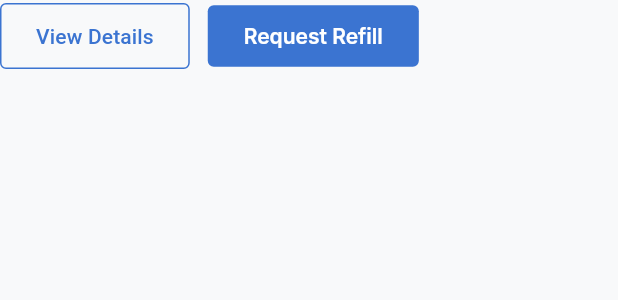
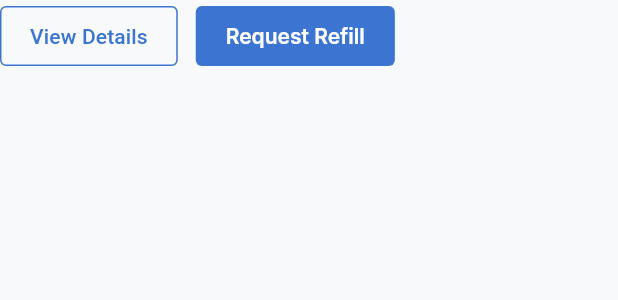
Before and after one commit to AreefShaik11/Mindoula-patient-portal, a Flutter app: the _ActionSection widget shown alone on an empty page, opened directly, on a phone screen of 412 x 824 dp. Shown: the top 300 px of the screen. Run offline on Flutter 3.47's test engine with Material 3 defaults, Android fonts, the phone set to English and light mode, and no system bars; our stand-ins replace flutter_riverpod, freezed_annotation, go_router, google_fonts, riverpod_annotation; generated files the repository leaves out were written again.

Commit message:
updated code

```diff
--- a/lib/modules/prescription/view/prescription_screen.dart
+++ b/lib/modules/prescription/view/prescription_screen.dart
@@ -167,8 +167,10 @@ class _ActionSection extends StatelessWidget {
 
   @override
   Widget build(BuildContext context) {
-    return Row(
-      mainAxisSize: MainAxisSize.min,
+    return Wrap(
+      spacing: 12,
+      runSpacing: 12,
+      crossAxisAlignment: WrapCrossAlignment.center,
       children: [
         OutlinedButton(
           onPressed: () {},
@@ -177,7 +179,7 @@ class _ActionSection extends StatelessWidget {
             shape: RoundedRectangleBorder(
               borderRadius: BorderRadius.circular(4),
             ),
-            padding: const EdgeInsets.symmetric(horizontal: 24, vertical: 12),
+            padding: const EdgeInsets.symmetric(horizontal: 20, vertical: 10),
           ),
           child: const Text(
             'View Details',
@@ -188,7 +190,6 @@ class _ActionSection extends StatelessWidget {
             ),
           ),
         ),
-        const SizedBox(width: 12),
         ElevatedButton(
           onPressed: () {},
           style: ElevatedButton.styleFrom(
@@ -198,7 +199,7 @@ class _ActionSection extends StatelessWidget {
             shape: RoundedRectangleBorder(
               borderRadius: BorderRadius.circular(4),
             ),
-            padding: const EdgeInsets.symmetric(horizontal: 24, vertical: 12),
+            padding: const EdgeInsets.symmetric(horizontal: 20, vertical: 10),
           ),
           child: const Text(
             'Request Refill',
```
Also changed, not shown: 2 other files.
